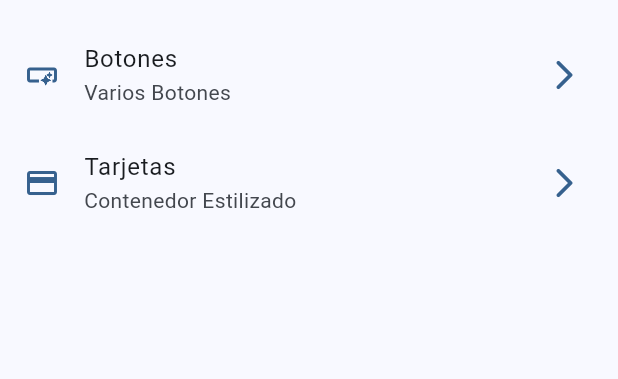
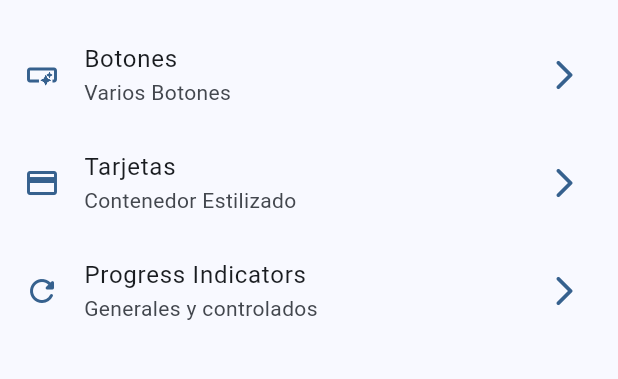
Before and after one commit to EduirBR/widgets_app_devtalles_curso, a Flutter app: the screen it shows after launch, on a phone screen of 412 x 824 dp, the part 63-442 px from its top. Run offline on Flutter 3.47's test engine with Material 3 defaults, Android fonts, the phone set to English and light mode, and no system bars; our stand-ins replace go_router.

Commit message:
progress indicators

```diff
--- a/lib/config/menu/menu_items.dart
+++ b/lib/config/menu/menu_items.dart
@@ -24,4 +24,9 @@ const List<MenuItem> appMenuItems = <MenuItem>[
       subTitle: 'Contenedor Estilizado',
       url: '/cards',
       icon: Icons.credit_card),
+  MenuItem(
+      title: 'Progress Indicators',
+      subTitle: 'Generales y controlados',
+      url: '/progress',
+      icon: Icons.refresh_rounded),
 ];
--- a/lib/config/router/app_router.dart
+++ b/lib/config/router/app_router.dart
@@ -10,6 +10,10 @@ class AppRouter {
         name: ButtonsScreen.name,
         view: const ButtonsScreen()),
     addRoute(path: '/cards', name: CardsScreen.name, view: const CardsScreen()),
+    addRoute(
+        path: '/progress',
+        name: ProgressScreen.name,
+        view: const ProgressScreen()),
   ];
 
   static GoRouter router = GoRouter(initialLocation: '/', routes: routes);
```
Also changed, not shown: lib/presentation/screens/progress/progress_screen.dart (+82 -1 lines), 1 other file.
